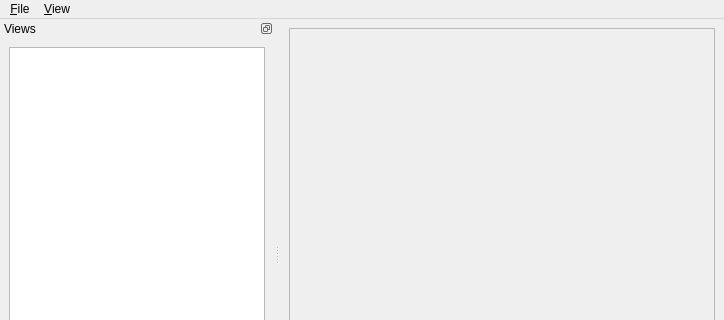
marc-hanheide/cogx, file subarchitectures/visualization.sa/trunk/src/c++/core/qtui/design/castor.ui: the form before one commit; both pictures show x 0 to 724 and y 0 to 320 of the 724 by 511 pixel window.
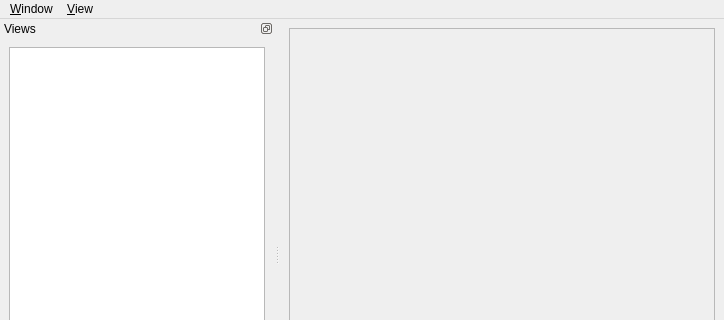
The form after the commit. Custom widgets are drawn as their Qt base class.

Commit message: v11n: bfix: crash when closing windows; added: restore window layout

Patch:
```diff
--- a/subarchitectures/visualization.sa/trunk/src/c++/core/qtui/design/castor.ui
+++ b/subarchitectures/visualization.sa/trunk/src/c++/core/qtui/design/castor.ui
@@ -57,7 +57,7 @@
    </widget>
    <widget class="QMenu" name="menuQuit">
     <property name="title">
-     <string>&amp;File</string>
+     <string>&amp;Window</string>
     </property>
     <addaction name="actNewWindow"/>
     <addaction name="actSaveWindowLayout"/>
```
Left out of the diff: 23 changed lines with no effect on the pictures. The commit also changes 10 other files.
